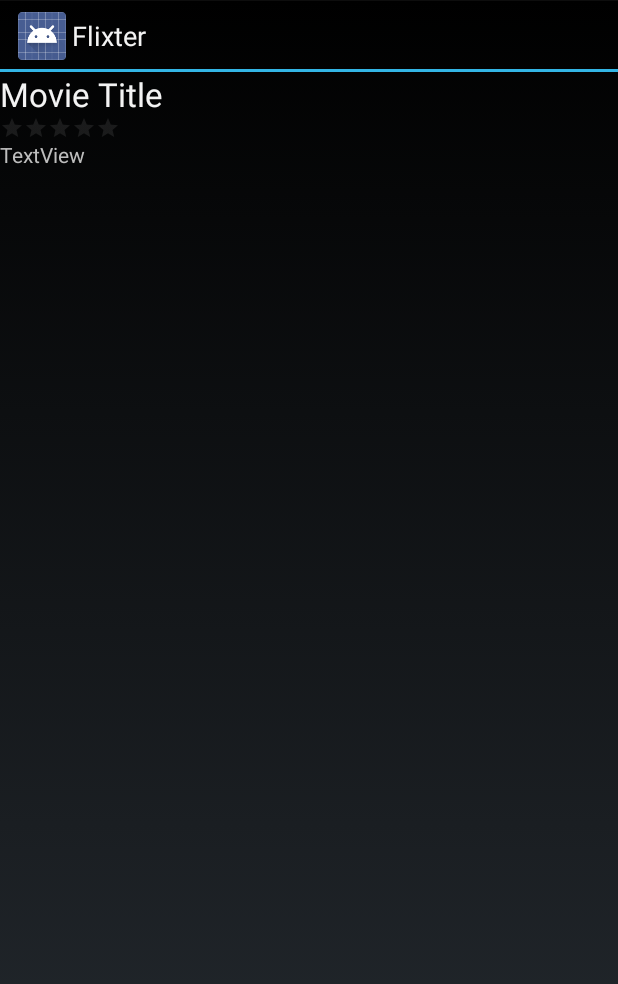
After one commit to eobbad/Flixter, an Android app: the MovieDetailsActivity screen opened directly, with no data from a screen before it, on a phone screen of 412 x 824 dp. The commit adds this screen. Shown: the top 984 px of the screen. Run offline under Robolectric (Android 15) with nearby library versions, the phone set to English and light mode, and no system bars; libraries missing offline, so code that uses them is left out: org.parceler; 5 statements that could not run were skipped.

Commit message:
Fixed bug that blocked me from opening the Movie Details page

```diff
--- a/app/build.gradle
+++ b/app/build.gradle
@@ -43,4 +43,7 @@
     implementation 'jp.wasabeef:glide-transformations:4.1.0'
     // If you want to use the GPU Filters
     implementation 'jp.co.cyberagent.android:gpuimage:2.0.4'
+
+    implementation 'org.parceler:parceler-api:1.1.12'
+    annotationProcessor 'org.parceler:parceler:1.1.12'
 }
--- a/app/src/main/AndroidManifest.xml
+++ b/app/src/main/AndroidManifest.xml
@@ -2,8 +2,8 @@
 <manifest xmlns:android="http://schemas.android.com/apk/res/android"
     package="com.example.flixter">
 
+    <uses-permission android:name="android.permission.INTERNET" />
 
-    <uses-permission android:name="android.permission.INTERNET"/>
     <application
         android:allowBackup="true"
         android:icon="@mipmap/ic_launcher"
@@ -11,6 +11,7 @@
         android:roundIcon="@mipmap/ic_launcher_round"
         android:supportsRtl="true"
         android:theme="@style/AppTheme">
+        <activity android:name=".activities.MovieDetailsActivity"></activity>
         <activity android:name=".MainActivity">
             <intent-filter>
                 <action android:name="android.intent.action.MAIN" />
--- /dev/null
+++ b/app/src/main/java/com/example/flixter/activities/MovieDetailsActivity.java
@@ -0,0 +1,46 @@
+package com.example.flixter.activities;
+
+import android.app.Activity;
+import android.os.Bundle;
+import android.util.Log;
+import android.widget.RatingBar;
+import android.widget.TextView;
+
+
+import com.example.flixter.R;
+import com.example.flixter.models.Movie;
+
+import org.parceler.Parcels;
+
+public class MovieDetailsActivity extends Activity {
+
+    // the movie to display
+    Movie movie;
+
+    // the view objects
+    TextView tvTitle;
+    TextView tvOverview;
+    RatingBar rbVoteAverage;
+
+    @Override
+    protected void onCreate(Bundle savedInstanceState) {
+        super.onCreate(savedInstanceState);
+        setContentView(R.layout.activity_movie_details);
+        // resolve the view objects
+        tvTitle = (TextView) findViewById(R.id.tvTitle);
+        tvOverview = (TextView) findViewById(R.id.tvOverview);
+        rbVoteAverage = (RatingBar) findViewById(R.id.rbVoteAverage);
+
+        // unwrap the movie passed in via intent, using its simple name as a key
+        movie = (Movie) Parcels.unwrap(getIntent().getParcelableExtra(Movie.class.getSimpleName()));
+        Log.d("MovieDetailsActivity", String.format("Showing details for '%s'", movie.getTitle()));
+
+        // set the title and overview
+        tvTitle.setText(movie.getTitle());
+        tvOverview.setText(movie.getOverview());
+
+        // vote average is 0..10, convert to 0..5 by dividing by 2
+        float voteAverage = movie.getVoteAverage().floatValue();
+        rbVoteAverage.setRating(voteAverage = voteAverage > 0 ? voteAverage / 2.0f : voteAverage);
+    }
+}
--- /dev/null
+++ b/app/src/main/res/layout/activity_movie_details.xml
@@ -0,0 +1,42 @@
+<?xml version="1.0" encoding="utf-8"?>
+<RelativeLayout xmlns:android="http://schemas.android.com/apk/res/android"
+    xmlns:app="http://schemas.android.com/apk/res-auto"
+    xmlns:tools="http://schemas.android.com/tools"
+    android:layout_width="match_parent"
+    android:layout_height="match_parent"
+    tools:context="com.codepath.flicks.MovieDetailsActivity">
+
+    <TextView
+        android:id="@+id/tvTitle"
+        android:layout_width="wrap_content"
+        android:layout_height="wrap_content"
+        android:layout_alignParentLeft="true"
+        android:layout_alignParentStart="true"
+        android:layout_alignParentTop="true"
+        android:text="Movie Title"
+        android:textAppearance="@android:style/TextAppearance.Large"
+        android:layout_alignParentRight="true"
+        android:layout_alignParentEnd="true" />
+
+    <TextView
+        android:id="@+id/tvOverview"
+        android:layout_width="wrap_content"
+        android:layout_height="wrap_content"
+        android:text="TextView"
+        android:layout_below="@+id/rbVoteAverage"
+        android:layout_alignParentLeft="true"
+        android:layout_alignParentStart="true"
+        android:layout_alignParentRight="true"
+        android:layout_alignParentEnd="true" />
+
+    <RatingBar
+        android:id="@+id/rbVoteAverage"
+        style="@style/Widget.AppCompat.RatingBar.Small"
+        android:layout_width="wrap_content"
+        android:layout_height="wrap_content"
+        android:layout_alignParentLeft="true"
+        android:layout_alignParentStart="true"
+        android:layout_below="@+id/tvTitle"
+        android:numStars="5"
+        android:stepSize="0.5" />
+</RelativeLayout>
```
Also changed, not shown: app/src/main/java/com/example/flixter/adapters/MovieAdapter.java (+27 -3 lines), app/src/main/java/com/example/flixter/models/Movie.java (+13 -4 lines).
